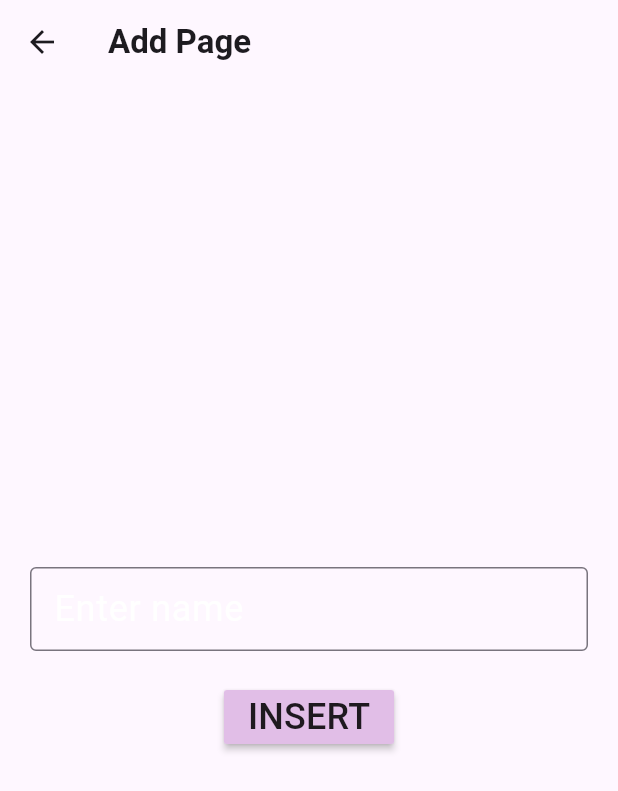
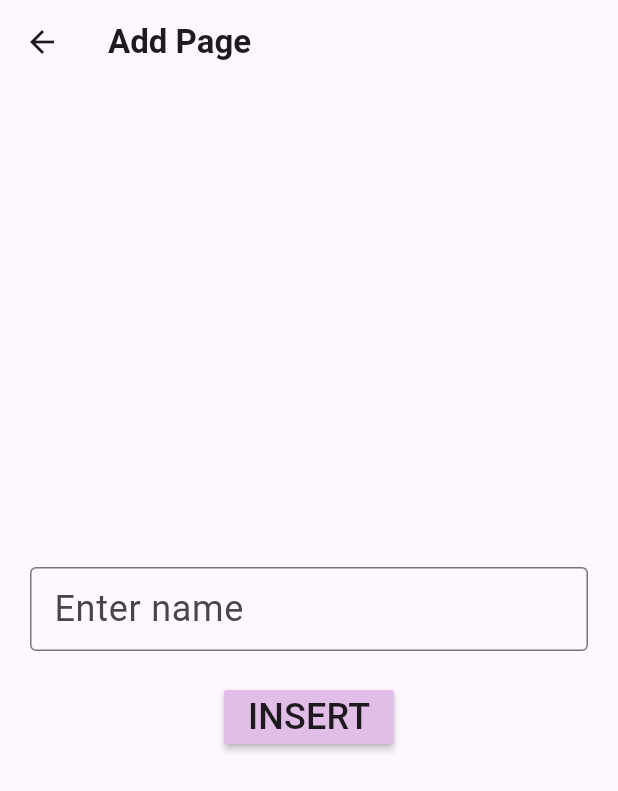
Before and after one commit to jenil2703/flutter, a Flutter app: the AddPage screen opened directly, on a phone screen of 412 x 824 dp. Shown: the top 791 px of the screen. Run offline on Flutter 3.47's test engine with Material 3 defaults, Android fonts, the phone set to English and light mode, and no system bars; our stand-ins replace lottie; network calls fail.

Commit message:
Update Addpage.dart

```diff
--- a/Assignment-4/program_78/lib/Addpage.dart
+++ b/Assignment-4/program_78/lib/Addpage.dart
@@ -32,7 +32,7 @@ class _AddPageState extends State<AddPage> {
                   cursorColor: Colors.white,
                   controller: _name,
                   decoration: InputDecoration(
-                    label: Text("Enter name",style: TextStyle(color: Colors.white,fontSize: 24)),
+                    label: Text("Enter name",style: TextStyle(fontSize: 24)),
                     border: OutlineInputBorder(),
                     hintText: "Enter name"
                   ),
```
